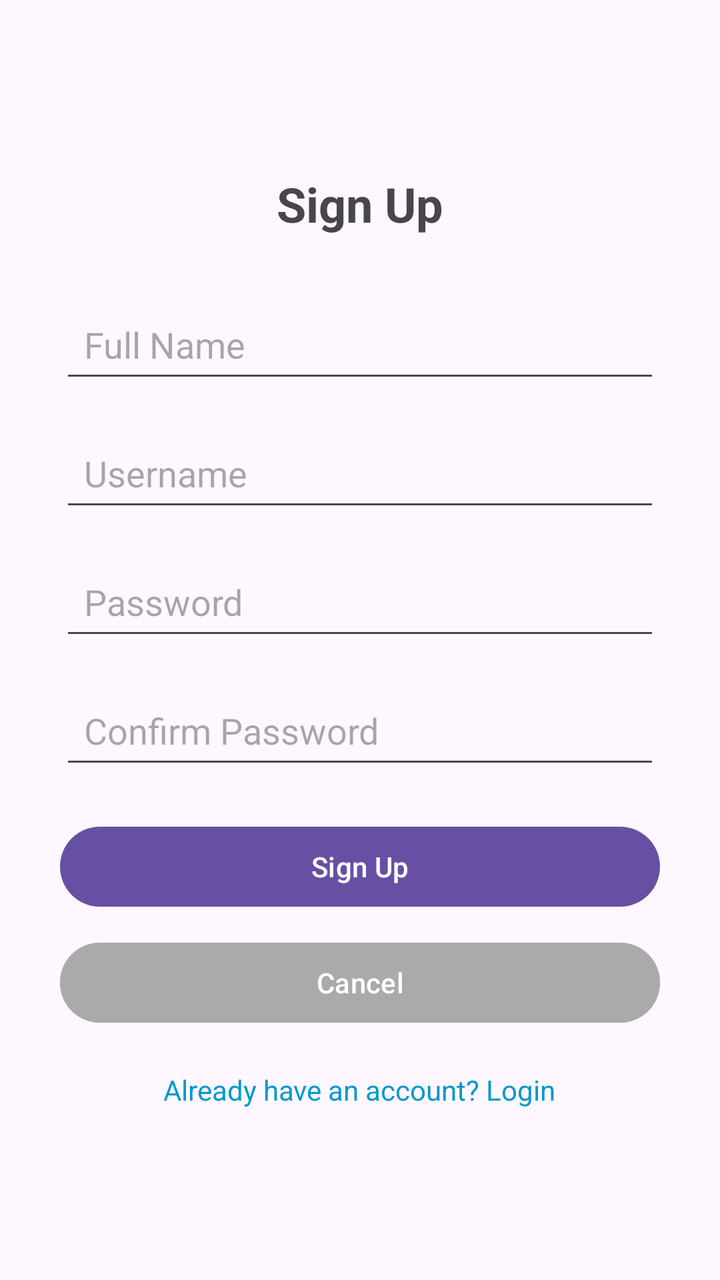
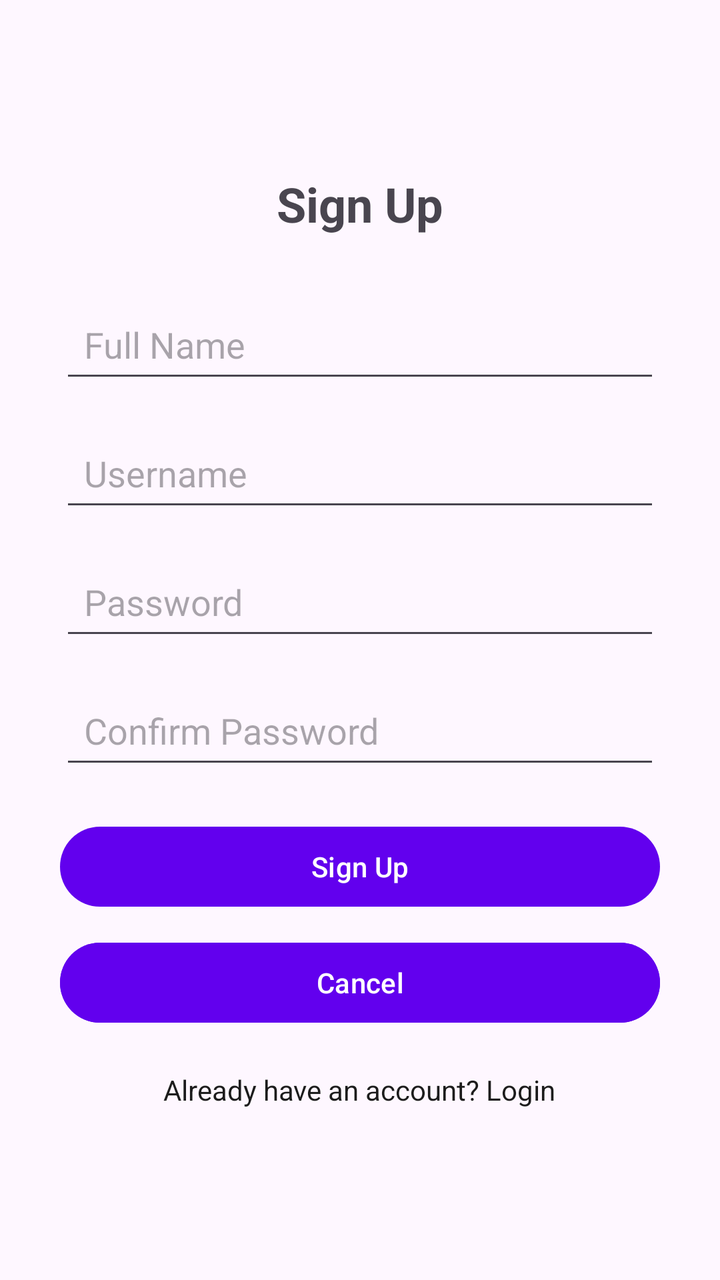

An Android layout rendered at two revisions. The XML below is the earlier revision; the diff shows what the commit changed to produce the second picture.
<!-- AndroidManifest.xml: application theme Theme.HomeService -->
<!-- res/layout/activity_signup.xml -->
<?xml version="1.0" encoding="utf-8"?>
<LinearLayout xmlns:android="http://schemas.android.com/apk/res/android"
    android:layout_width="match_parent"
    android:layout_height="match_parent"
    android:orientation="vertical"
    android:gravity="center"
    android:padding="30dp">

    <TextView
        android:layout_width="wrap_content"
        android:layout_height="wrap_content"
        android:text="Sign Up"
        android:textSize="24sp"
        android:textStyle="bold"
        android:layout_marginBottom="30dp" />

    <EditText
        android:id="@+id/etName"
        android:layout_width="match_parent"
        android:layout_height="wrap_content"
        android:hint="Full Name"
        android:padding="12dp"
        android:layout_marginBottom="16dp" />

    <EditText
        android:id="@+id/etUsername"
        android:layout_width="match_parent"
        android:layout_height="wrap_content"
        android:hint="Username"
        android:padding="12dp"
        android:layout_marginBottom="16dp" />

    <EditText
        android:id="@+id/etPassword"
        android:layout_width="match_parent"
        android:layout_height="wrap_content"
        android:hint="Password"
        android:inputType="textPassword"
        android:padding="12dp"
        android:layout_marginBottom="16dp" />

    <EditText
        android:id="@+id/etConfirmPassword"
        android:layout_width="match_parent"
        android:layout_height="wrap_content"
        android:hint="Confirm Password"
        android:inputType="textPassword"
        android:padding="12dp"
        android:layout_marginBottom="20dp" />

    <Button
        android:id="@+id/btnSignup"
        android:layout_width="match_parent"
        android:layout_height="wrap_content"
        android:text="Sign Up" />

    <Button
        android:id="@+id/btnCancel"
        android:layout_width="match_parent"
        android:layout_height="wrap_content"
        android:text="Cancel"
        android:backgroundTint="@android:color/darker_gray"
        android:layout_marginTop="10dp" />

    <TextView
        android:id="@+id/tvLogin"
        android:layout_width="wrap_content"
        android:layout_height="wrap_content"
        android:text="Already have an account? Login"
        android:textColor="@android:color/holo_blue_dark"
        android:layout_marginTop="20dp" />

</LinearLayout>
<!-- resources referenced by this layout -->
<resources>
  <style name="Theme.HomeService" parent="Base.Theme.HomeService" />
  <style name="Base.Theme.HomeService" parent="Theme.Material3.DayNight.NoActionBar">
          
          
      </style>
</resources>

<!-- the commit's change to res/layout/activity_signup.xml (unified diff, before → after) -->
@@ -59,7 +59,7 @@
         android:layout_width="match_parent"
         android:layout_height="wrap_content"
         android:text="Cancel"
-        android:backgroundTint="@android:color/darker_gray"
+        android:backgroundTint="@color/purple_500"
         android:layout_marginTop="10dp" />
 
     <TextView
@@ -67,7 +67,7 @@
         android:layout_width="wrap_content"
         android:layout_height="wrap_content"
         android:text="Already have an account? Login"
-        android:textColor="@android:color/holo_blue_dark"
+        android:textColor="@color/text_primary"
         android:layout_marginTop="20dp" />
 
 </LinearLayout>
<!-- resource entries referenced after the edit -->
@@ -1,9 +1,22 @@
 <!-- resources referenced by this layout -->
 <resources>
-  <style name="Theme.HomeService" parent="Base.Theme.HomeService" />
-  <style name="Base.Theme.HomeService" parent="Theme.Material3.DayNight.NoActionBar">
-          
-          
+  <color name="purple_500">#6200EE</color>
+  <color name="text_primary">#1C1C1C</color>
+  <style name="Theme.HomeService" parent="Theme.Material3.DayNight.NoActionBar">
+          <item name="colorPrimary">@color/purple_500</item>
+          <item name="colorPrimaryVariant">@color/purple_700</item>
+          <item name="colorOnPrimary">@color/white</item>
+          <item name="colorSecondary">@color/teal_200</item>
+          <item name="colorSecondaryVariant">@color/teal_700</item>
+          <item name="colorOnSecondary">@color/black</item>
+          <item name="android:statusBarColor">?attr/colorPrimaryVariant</item>
+          <item name="android:windowLightStatusBar">true</item>
+          <item name="android:navigationBarColor">?android:attr/colorBackground</item>
       </style>
+  <color name="purple_700">#3700B3</color>
+  <color name="white">#FFFFFFFF</color>
+  <color name="teal_200">#03DAC5</color>
+  <color name="teal_700">#018786</color>
+  <color name="black">#FF000000</color>
 </resources>
 
